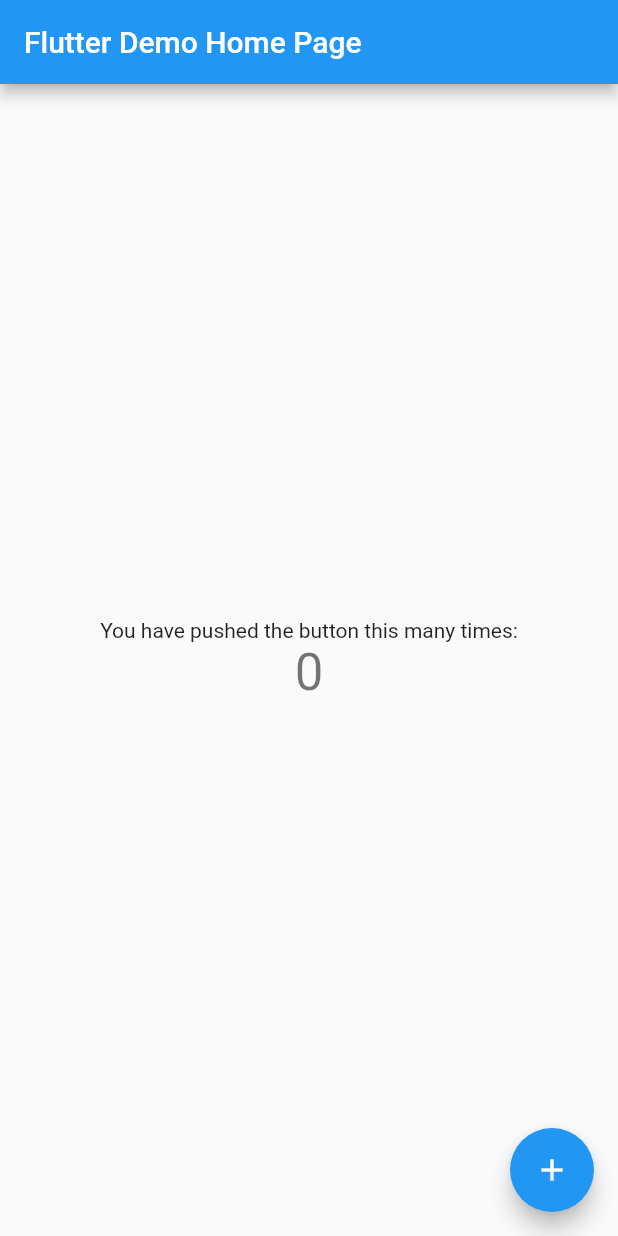
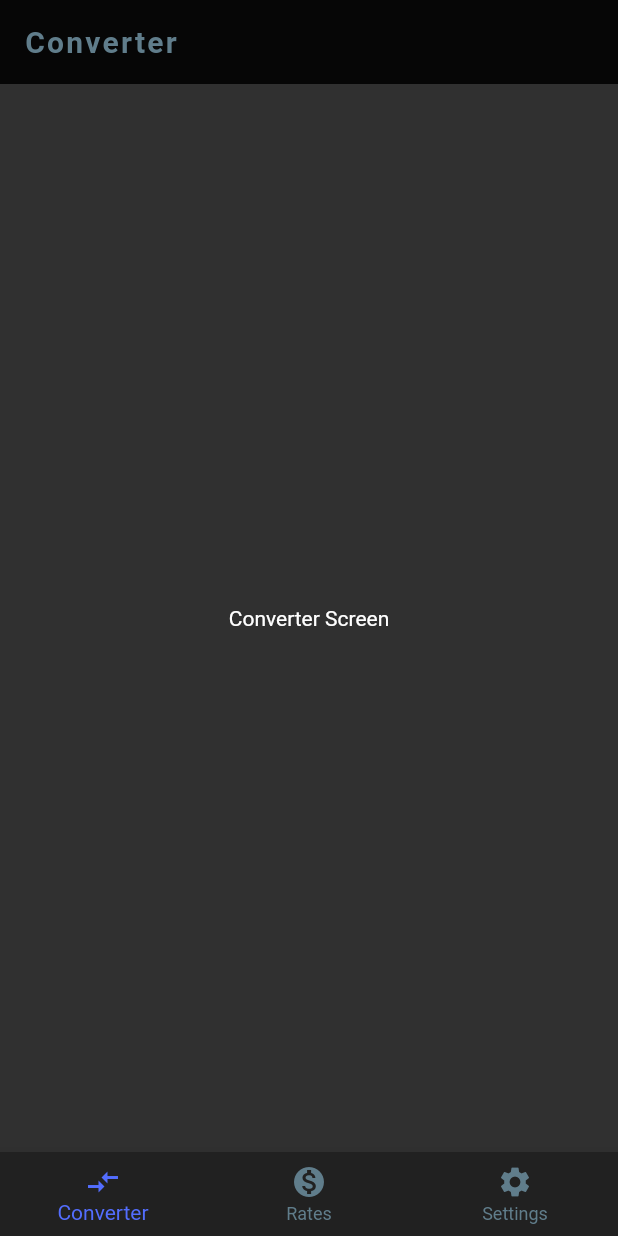
Before and after one commit to GermanHernandez91/conver-rate, a Flutter app: the screen it shows after launch, on a phone screen of 412 x 824 dp. Run offline on Flutter 3.47's test engine with Material 2 defaults, Android fonts, the phone set to English and light mode, and no system bars; our stand-ins replace shared_preferences.

Commit message:
Added styling and dark theme behaviour

```diff
--- a/lib/main.dart
+++ b/lib/main.dart
@@ -1,111 +1,40 @@
+import 'package:conver_rate/providers/device_provider.dart';
+import 'package:conver_rate/screens/splash_screen.dart';
+import 'package:conver_rate/screens/tab_screen.dart';
+import 'package:conver_rate/styles/themes.dart';
 import 'package:flutter/material.dart';
+import 'package:provider/provider.dart';
 
-void main() => runApp(MyApp());
+void main() => runApp(
+      MultiProvider(
+        providers: [
+          ChangeNotifierProvider(create: (_) => DeviceProvider()),
+        ],
+        child: MyApp(),
+      ),
+    );
 
-class MyApp extends StatelessWidget {
-  // This widget is the root of your application.
+class MyApp extends StatefulWidget {
+  @override
+  _MyAppState createState() => _MyAppState();
+}
+
+class _MyAppState extends State<MyApp> {
   @override
   Widget build(BuildContext context) {
+    final model = Provider.of<DeviceProvider>(context);
+
     return MaterialApp(
-      title: 'Flutter Demo',
-      theme: ThemeData(
-        // This is the theme of your application.
-        //
-        // Try running your application with "flutter run". You'll see the
-        // application has a blue toolbar. Then, without quitting the app, try
-        // changing the primarySwatch below to Colors.green and then invoke
-        // "hot reload" (press "r" in the console where you ran "flutter run",
-        // or simply save your changes to "hot reload" in a Flutter IDE).
-        // Notice that the counter didn't reset back to zero; the application
-        // is not restarted.
-        primarySwatch: Colors.blue,
-      ),
-      home: MyHomePage(title: 'Flutter Demo Home Page'),
+      title: 'Convert Rate',
+      debugShowCheckedModeBanner: false,
+      theme: model.currentTheme == ThemeType.light
+          ? Themes.lightTheme
+          : Themes.darkTheme,
+      darkTheme: Themes.darkTheme,
+      home: SplashScreen(),
+      routes: {
+        TabScreen.routeName: (_) => TabScreen(),
+      },
     );
   }
 }
-
-class MyHomePage extends StatefulWidget {
-  MyHomePage({Key key, this.title}) : super(key: key);
-
-  // This widget is the home page of your application. It is stateful, meaning
-  // that it has a State object (defined below) that contains fields that affect
-  // how it looks.
-
-  // This class is the configuration for the state. It holds the values (in this
-  // case the title) provided by the parent (in this case the App widget) and
-  // used by the build method of the State. Fields in a Widget subclass are
-  // always marked "final".
-
-  final String title;
-
-  @override
-  _MyHomePageState createState() => _MyHomePageState();
-}
-
-class _MyHomePageState extends State<MyHomePage> {
-  int _counter = 0;
-
-  void _incrementCounter() {
-    setState(() {
-      // This call to setState tells the Flutter framework that something has
-      // changed in this State, which causes it to rerun the build method below
-      // so that the display can reflect the updated values. If we changed
-      // _counter without calling setState(), then the build method would not be
-      // called again, and so nothing would appear to happen.
-      _counter++;
-    });
-  }
-
-  @override
-  Widget build(BuildContext context) {
-    // This method is rerun every time setState is called, for instance as done
-    // by the _incrementCounter method above.
-    //
-    // The Flutter framework has been optimized to make rerunning build methods
-    // fast, so that you can just rebuild anything that needs updating rather
-    // than having to individually change instances of widgets.
-    return Scaffold(
-      appBar: AppBar(
-        // Here we take the value from the MyHomePage object that was created by
-        // the App.build method, and use it to set our appbar title.
-        title: Text(widget.title),
-      ),
-      body: Center(
-        // Center is a layout widget. It takes a single child and positions it
-        // in the middle of the parent.
-        child: Column(
-          // Column is also a layout widget. It takes a list of children and
-          // arranges them vertically. By default, it sizes itself to fit its
-          // children horizontally, and tries to be as tall as its parent.
-          //
-          // Invoke "debug painting" (press "p" in the console, choose the
-          // "Toggle Debug Paint" action from the Flutter Inspector in Android
-          // Studio, or the "Toggle Debug Paint" command in Visual Studio Code)
-          // to see the wireframe for each widget.
-          //
-          // Column has various properties to control how it sizes itself and
-          // how it positions its children. Here we use mainAxisAlignment to
-          // center the children vertically; the main axis here is the vertical
-          // axis because Columns are vertical (the cross axis would be
-          // horizontal).
-          mainAxisAlignment: MainAxisAlignment.center,
-          children: <Widget>[
-            Text(
-              'You have pushed the button this many times:',
-            ),
-            Text(
-              '$_counter',
-              style: Theme.of(context).textTheme.display1,
-            ),
-          ],
-        ),
-      ),
-      floatingActionButton: FloatingActionButton(
-        onPressed: _incrementCounter,
-        tooltip: 'Increment',
-        child: Icon(Icons.add),
-      ), // This trailing comma makes auto-formatting nicer for build methods.
-    );
-  }
-}
--- /dev/null
+++ b/lib/screens/tab_screen.dart
@@ -0,0 +1,77 @@
+import 'dart:io';
+
+import 'package:conver_rate/screens/tabs/converter_screen.dart';
+import 'package:conver_rate/screens/tabs/rates_screen.dart';
+import 'package:conver_rate/screens/tabs/settings_screen.dart';
+import 'package:flutter/cupertino.dart';
+import 'package:flutter/material.dart';
+
+class TabScreen extends StatefulWidget {
+  static final String routeName = "tab_screen";
+
+  @override
+  _TabScreenState createState() => _TabScreenState();
+}
+
+class _TabScreenState extends State<TabScreen> {
+  int _currentTabIndex = 0;
+
+  List<Widget> _pages = [
+    ConverterScreen(),
+    RatesScreen(),
+    SettingsScreen(),
+  ];
+
+  @override
+  Widget build(BuildContext context) {
+    return Scaffold(
+      body: _pages[_currentTabIndex],
+      bottomNavigationBar: _buildBottomBar(),
+    );
+  }
+
+  Widget _buildBottomBar() {
+    List<BottomNavigationBarItem> items = [
+      BottomNavigationBarItem(
+        icon: Icon(Icons.compare_arrows),
+        title: Text("Converter"),
+      ),
+      BottomNavigationBarItem(
+        icon: Icon(Icons.monetization_on),
+        title: Text("Rates"),
+      ),
+      BottomNavigationBarItem(
+        icon: Icon(Icons.settings),
+        title: Text("Settings"),
+      ),
+    ];
+
+    if (Platform.isIOS) {
+      return CupertinoTabBar(
+        backgroundColor: Theme.of(context).primaryColor,
+        activeColor: Theme.of(context).accentColor,
+        inactiveColor: Colors.blueGrey,
+        currentIndex: _currentTabIndex,
+        onTap: (int index) {
+          setState(() {
+            _currentTabIndex = index;
+          });
+        },
+        items: items,
+      );
+    } else {
+      return BottomNavigationBar(
+        backgroundColor: Theme.of(context).primaryColor,
+        selectedItemColor: Theme.of(context).accentColor,
+        unselectedItemColor: Colors.blueGrey,
+        currentIndex: _currentTabIndex,
+        onTap: (int index) {
+          setState(() {
+            _currentTabIndex = index;
+          });
+        },
+        items: items,
+      );
+    }
+  }
+}
--- /dev/null
+++ b/lib/screens/tabs/converter_screen.dart
@@ -0,0 +1,15 @@
+import 'package:flutter/material.dart';
+
+class ConverterScreen extends StatelessWidget {
+  @override
+  Widget build(BuildContext context) {
+    return Scaffold(
+      appBar: AppBar(
+        title: Text("Converter"),
+      ),
+      body: Center(
+        child: Text("Converter Screen"),
+      ),
+    );
+  }
+}
--- /dev/null
+++ b/lib/screens/tabs/rates_screen.dart
@@ -0,0 +1,15 @@
+import 'package:flutter/material.dart';
+
+class RatesScreen extends StatelessWidget {
+  @override
+  Widget build(BuildContext context) {
+    return Scaffold(
+      appBar: AppBar(
+        title: Text("Rates"),
+      ),
+      body: Center(
+        child: Text("Rates Screen"),
+      ),
+    );
+  }
+}
--- /dev/null
+++ b/lib/styles/navigation.dart
@@ -0,0 +1,30 @@
+import 'package:flutter/material.dart';
+
+abstract class Navigation {
+  static AppBarTheme appLightBarTheme = AppBarTheme(
+    brightness: Brightness.light,
+    color: Colors.white,
+    elevation: 0,
+    textTheme: TextTheme(
+      title: TextStyle(
+        fontWeight: FontWeight.bold,
+        fontSize: 20,
+        letterSpacing: 1.5,
+        color: Colors.blueGrey,
+      ),
+    ),
+  );
+
+  static AppBarTheme appDarkBarTheme = appLightBarTheme.copyWith(
+    brightness: Brightness.dark,
+    color: Colors.black87,
+    textTheme: TextTheme(
+      title: TextStyle(
+        fontWeight: FontWeight.bold,
+        fontSize: 20,
+        letterSpacing: 1.5,
+        color: Colors.white,
+      ),
+    ),
+  );
+}
--- /dev/null
+++ b/lib/styles/themes.dart
@@ -0,0 +1,18 @@
+import 'package:conver_rate/styles/navigation.dart';
+import 'package:flutter/material.dart';
+
+abstract class Themes {
+  static ThemeData lightTheme = ThemeData(
+    brightness: Brightness.light,
+    primaryColor: Colors.white,
+    accentColor: Colors.indigoAccent,
+    appBarTheme: Navigation.appLightBarTheme,
+  );
+
+  static ThemeData darkTheme = ThemeData(
+    brightness: Brightness.dark,
+    primaryColorDark: Colors.black87,
+    accentColor: Colors.indigoAccent,
+    appBarTheme: Navigation.appDarkBarTheme,
+  );
+}
--- a/pubspec.yaml
+++ b/pubspec.yaml
@@ -23,6 +23,8 @@ dependencies:
   # The following adds the Cupertino Icons font to your application.
   # Use with the CupertinoIcons class for iOS style icons.
   cupertino_icons: ^0.1.2
+  shared_preferences: ^0.5.6+1
+  provider: ^4.0.2
 
 dev_dependencies:
   flutter_test:
```
Also changed, not shown: lib/providers/device_provider.dart (added, +32 -0 lines), lib/screens/splash_screen.dart (added, +33 -0 lines), lib/screens/tabs/settings_screen.dart (added, +22 -0 lines), lib/styles/texts.dart (added), pubspec.lock, 6 other files.
